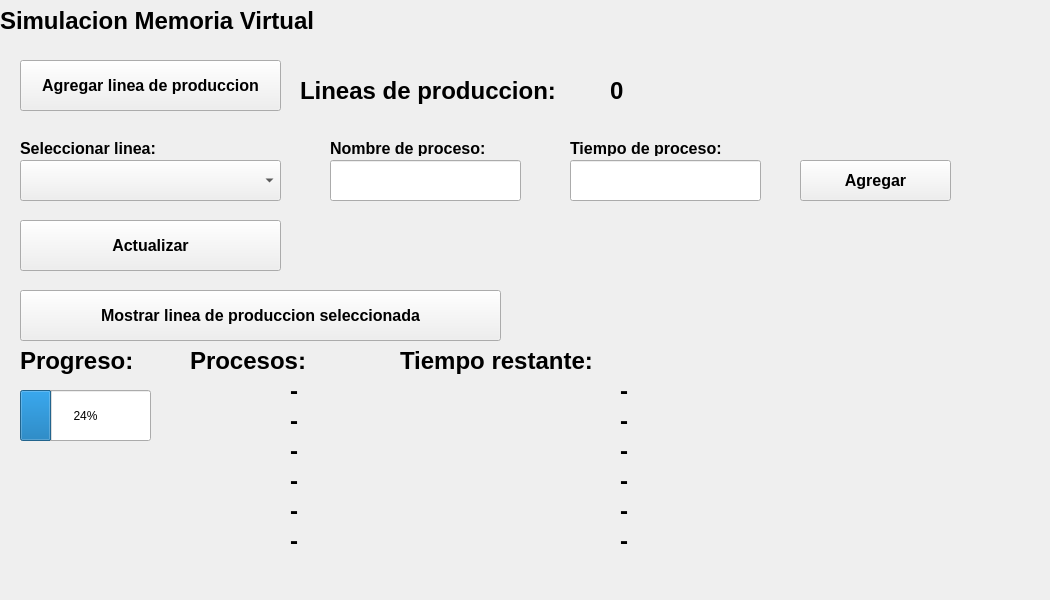
Above: GUI/ventanaprincipal.ui from JoseDavidSS/AED2.LineaProduccion-Simulada before the change. Below: the same form after it.
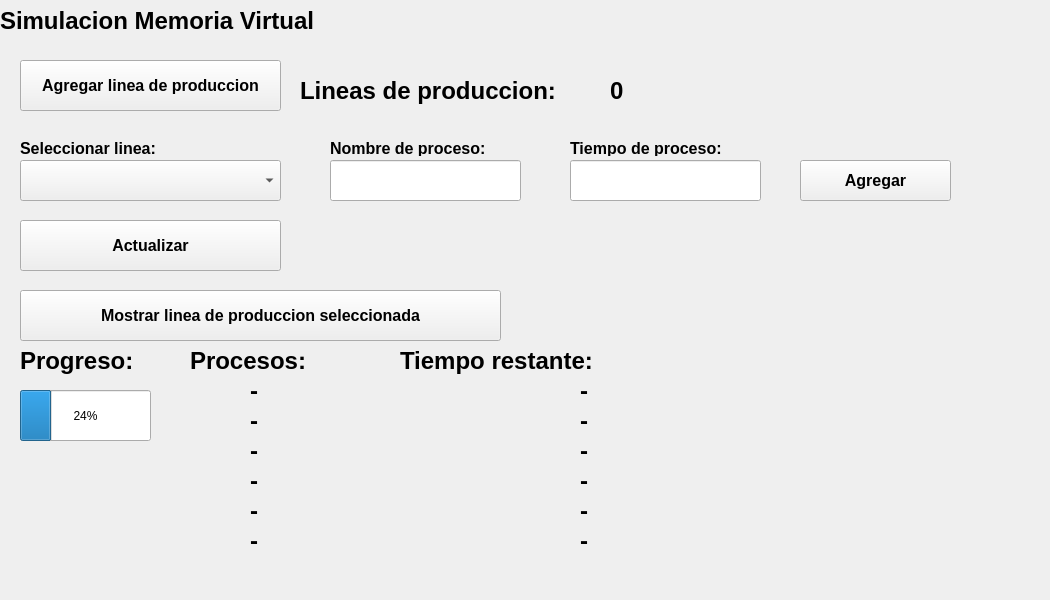
That is the form after the change. Icons and pictures are not drawn.

Commit message: Se trabaja en la interfaz gráfica con logica

Diff of the .ui file:
```diff
--- a/GUI/ventanaprincipal.ui
+++ b/GUI/ventanaprincipal.ui
@@ -312,9 +312,9 @@
    <widget class="QLabel" name="label_9">
     <property name="geometry">
      <rect>
-      <x>290</x>
+      <x>250</x>
       <y>370</y>
-      <width>31</width>
+      <width>101</width>
       <height>41</height>
      </rect>
     </property>
@@ -332,9 +332,9 @@
    <widget class="QLabel" name="label_10">
     <property name="geometry">
      <rect>
-      <x>290</x>
+      <x>250</x>
       <y>400</y>
-      <width>31</width>
+      <width>111</width>
       <height>41</height>
      </rect>
     </property>
@@ -352,9 +352,9 @@
    <widget class="QLabel" name="label_11">
     <property name="geometry">
      <rect>
-      <x>290</x>
+      <x>250</x>
       <y>430</y>
-      <width>31</width>
+      <width>91</width>
       <height>41</height>
      </rect>
     </property>
@@ -372,9 +372,9 @@
    <widget class="QLabel" name="label_12">
     <property name="geometry">
      <rect>
-      <x>290</x>
+      <x>250</x>
       <y>460</y>
-      <width>31</width>
+      <width>101</width>
       <height>41</height>
      </rect>
     </property>
@@ -392,9 +392,9 @@
    <widget class="QLabel" name="label_13">
     <property name="geometry">
      <rect>
-      <x>290</x>
+      <x>250</x>
       <y>490</y>
-      <width>31</width>
+      <width>101</width>
       <height>41</height>
      </rect>
     </property>
@@ -412,9 +412,9 @@
    <widget class="QLabel" name="label_14">
     <property name="geometry">
      <rect>
-      <x>290</x>
+      <x>250</x>
       <y>520</y>
-      <width>31</width>
+      <width>111</width>
       <height>41</height>
      </rect>
     </property>
@@ -452,9 +452,9 @@
    <widget class="QLabel" name="label_16">
     <property name="geometry">
      <rect>
-      <x>620</x>
+      <x>580</x>
       <y>490</y>
-      <width>31</width>
+      <width>101</width>
       <height>41</height>
      </rect>
     </property>
@@ -472,9 +472,9 @@
    <widget class="QLabel" name="label_17">
     <property name="geometry">
      <rect>
-      <x>620</x>
+      <x>580</x>
       <y>460</y>
-      <width>31</width>
+      <width>111</width>
       <height>41</height>
      </rect>
     </property>
@@ -492,9 +492,9 @@
    <widget class="QLabel" name="label_18">
     <property name="geometry">
      <rect>
-      <x>620</x>
+      <x>580</x>
       <y>430</y>
-      <width>31</width>
+      <width>91</width>
       <height>41</height>
      </rect>
     </property>
@@ -512,9 +512,9 @@
    <widget class="QLabel" name="label_19">
     <property name="geometry">
      <rect>
-      <x>620</x>
+      <x>580</x>
       <y>370</y>
-      <width>31</width>
+      <width>111</width>
       <height>41</height>
      </rect>
     </property>
@@ -532,9 +532,9 @@
    <widget class="QLabel" name="label_20">
     <property name="geometry">
      <rect>
-      <x>620</x>
+      <x>580</x>
       <y>520</y>
-      <width>31</width>
+      <width>111</width>
       <height>41</height>
      </rect>
     </property>
@@ -552,9 +552,9 @@
    <widget class="QLabel" name="label_21">
     <property name="geometry">
      <rect>
-      <x>620</x>
+      <x>580</x>
       <y>400</y>
-      <width>31</width>
+      <width>111</width>
       <height>41</height>
      </rect>
     </property>
@@ -569,54 +569,6 @@
      <string>-</string>
     </property>
    </widget>
-   <widget class="QLabel" name="teslaLabel">
-    <property name="geometry">
-     <rect>
-      <x>380</x>
-      <y>410</y>
-      <width>101</width>
-      <height>101</height>
-     </rect>
-    </property>
-    <property name="text">
-     <string/>
-    </property>
-    <property name="pixmap">
-     <pixmap resource="assets/resources.qrc">:/main/TeslaIcon.png</pixmap>
-    </property>
-    <property name="scaledContents">
-     <bool>true</bool>
-    </property>
-   </widget>
-   <widget class="QPushButton" name="teslaButton">
-    <property name="geometry">
-     <rect>
-      <x>220</x>
-      <y>410</y>
-      <width>101</width>
-      <height>101</height>
-     </rect>
-    </property>
-    <property name="styleSheet">
-     <string notr="true">border: 0px</string>
-    </property>
-    <property name="text">
-     <string/>
-    </property>
-    <property name="icon">
-     <iconset resource="assets/resources.qrc">
-      <normaloff>:/main/TeslaIcon.png</normaloff>:/main/TeslaIcon.png</iconset>
-    </property>
-    <property name="iconSize">
-     <size>
-      <width>100</width>
-      <height>100</height>
-     </size>
-    </property>
-    <property name="checkable">
-     <bool>true</bool>
-    </property>
-   </widget>
   </widget>
  </widget>
  <resources>
```
Left out of the diff: 4 changed lines with no effect on the pictures.
